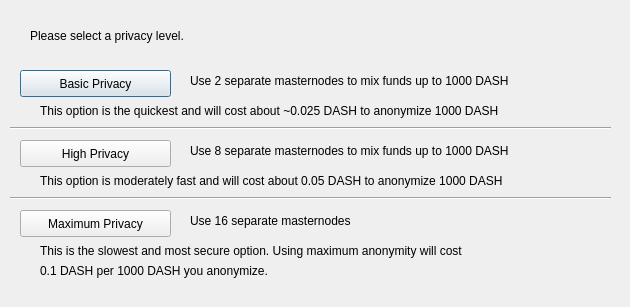
Above: src/qt/forms/darksendconfig.ui from zero24x/gravium before the change. Below: the same form after it.
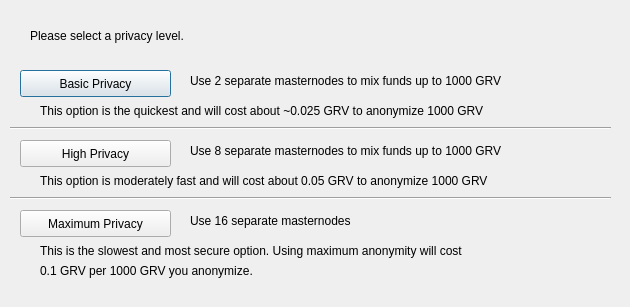
That is the form after the change.

Commit message: dash Dash and DASH changed to gravium Gravium and GRAVIUM except DASH > GRV

Diff of the .ui file:
```diff
--- a/src/qt/forms/darksendconfig.ui
+++ b/src/qt/forms/darksendconfig.ui
@@ -75,7 +75,7 @@
     </rect>
    </property>
    <property name="text">
-    <string>Use 2 separate masternodes to mix funds up to 1000 DASH</string>
+    <string>Use 2 separate masternodes to mix funds up to 1000 GRV</string>
    </property>
   </widget>
   <widget class="QLabel" name="label_3">
@@ -88,7 +88,7 @@
     </rect>
    </property>
    <property name="text">
-    <string>Use 8 separate masternodes to mix funds up to 1000 DASH</string>
+    <string>Use 8 separate masternodes to mix funds up to 1000 GRV</string>
    </property>
   </widget>
   <widget class="QLabel" name="label_4">
@@ -114,7 +114,7 @@
     </rect>
    </property>
    <property name="text">
-    <string>This option is the quickest and will cost about ~0.025 DASH to anonymize 1000 DASH</string>
+    <string>This option is the quickest and will cost about ~0.025 GRV to anonymize 1000 GRV</string>
    </property>
   </widget>
   <widget class="QLabel" name="label_7">
@@ -127,7 +127,7 @@
     </rect>
    </property>
    <property name="text">
-    <string>This option is moderately fast and will cost about 0.05 DASH to anonymize 1000 DASH</string>
+    <string>This option is moderately fast and will cost about 0.05 GRV to anonymize 1000 GRV</string>
    </property>
   </widget>
   <widget class="QLabel" name="label_8">
@@ -153,7 +153,7 @@
     </rect>
    </property>
    <property name="text">
-    <string>0.1 DASH per 1000 DASH you anonymize.</string>
+    <string>0.1 GRV per 1000 GRV you anonymize.</string>
    </property>
   </widget>
   <widget class="Line" name="line">
```
The commit also changes 362 other files.
